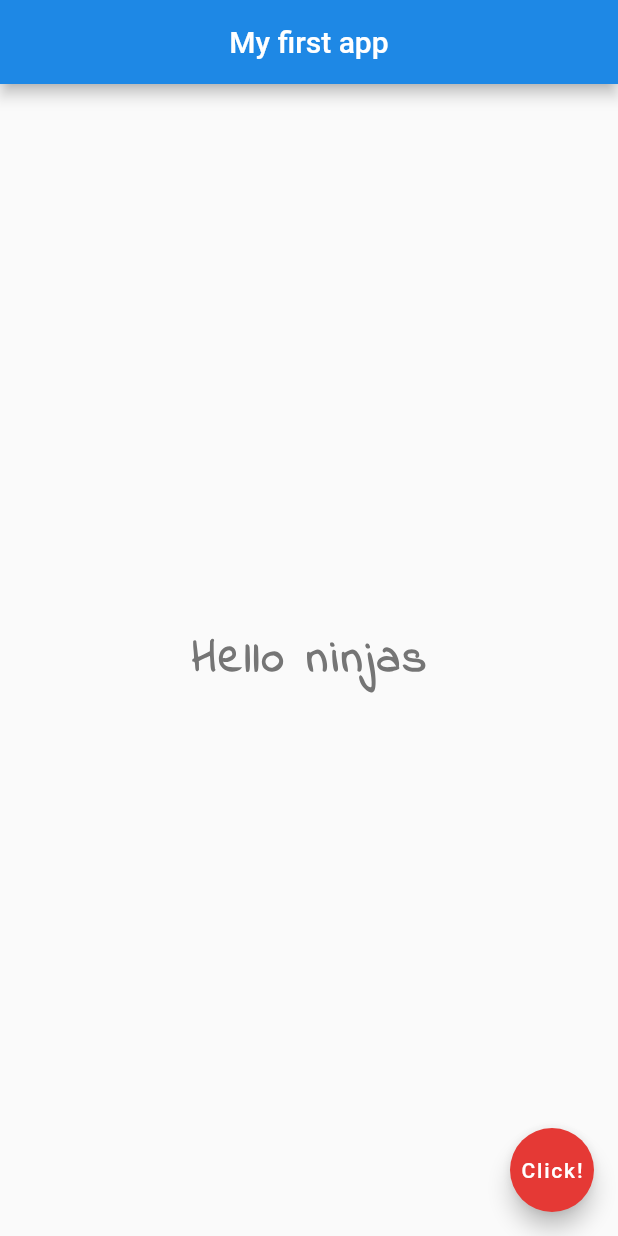
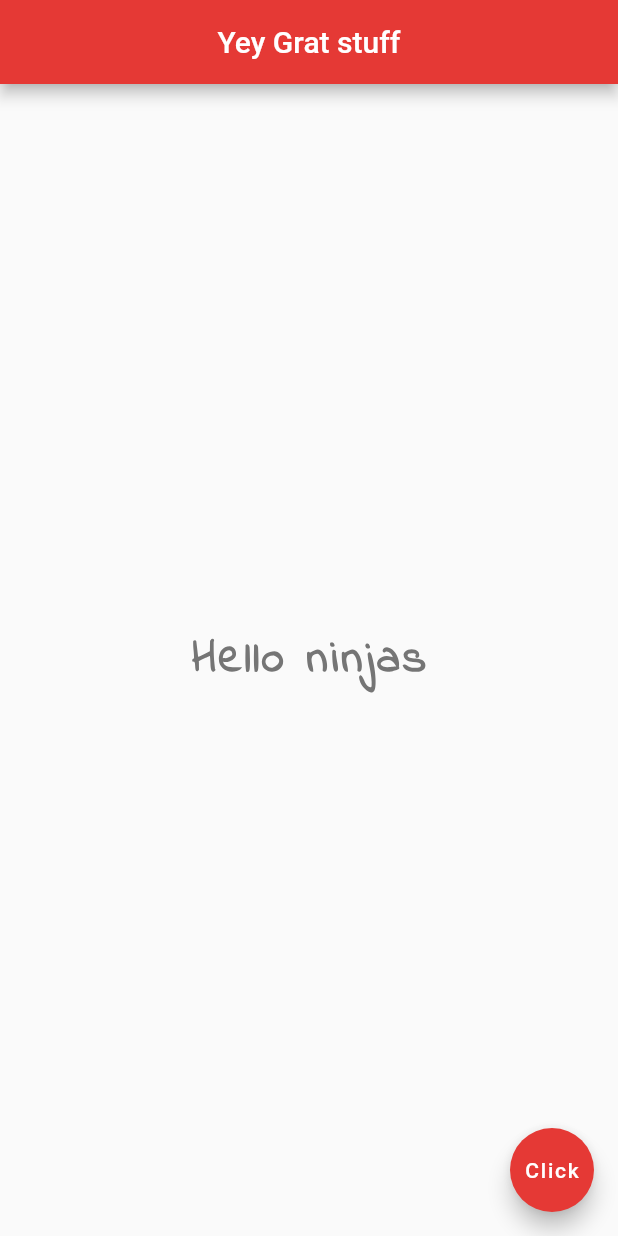
Before and after one commit to zohanny/flutter_practice, a Flutter app: the screen it shows after launch, on a phone screen of 412 x 824 dp. Run offline on Flutter 3.47's test engine with Material 2 defaults, Android fonts, the phone set to English and light mode, and no system bars.

Commit message:
Comitting jon.dart after lesson 7

```diff
--- a/lib/jon.dart
+++ b/lib/jon.dart
@@ -1,11 +1,17 @@
 import 'package:flutter/material.dart';
 
 void main() => runApp(MaterialApp(
-  home: Scaffold(
+  home: Home()
+));
+
+class Home extends StatelessWidget {
+  @override
+  Widget build(BuildContext context) {
+    return Scaffold(
       appBar: AppBar(
-      title: const Text('My first app'),
+        title: const Text('Yey Grat stuff'),
         centerTitle: true,
-      backgroundColor: Colors.blue[600],
+        backgroundColor: Colors.red[600],
       ),
       body: Center(
         child: Text(
@@ -21,9 +27,10 @@ void main() => runApp(MaterialApp(
         ),
       ),
       floatingActionButton: FloatingActionButton(
-      child: const Text("Click!"),
-      onPressed: (){} ,
+        child: const Text("Click"),
+        onPressed: () {},
         backgroundColor: Colors.red[600],
       ),
-  ),
-));
+    );
+  }
+}
```
Lines whose indentation alone changed are shown as unchanged.
